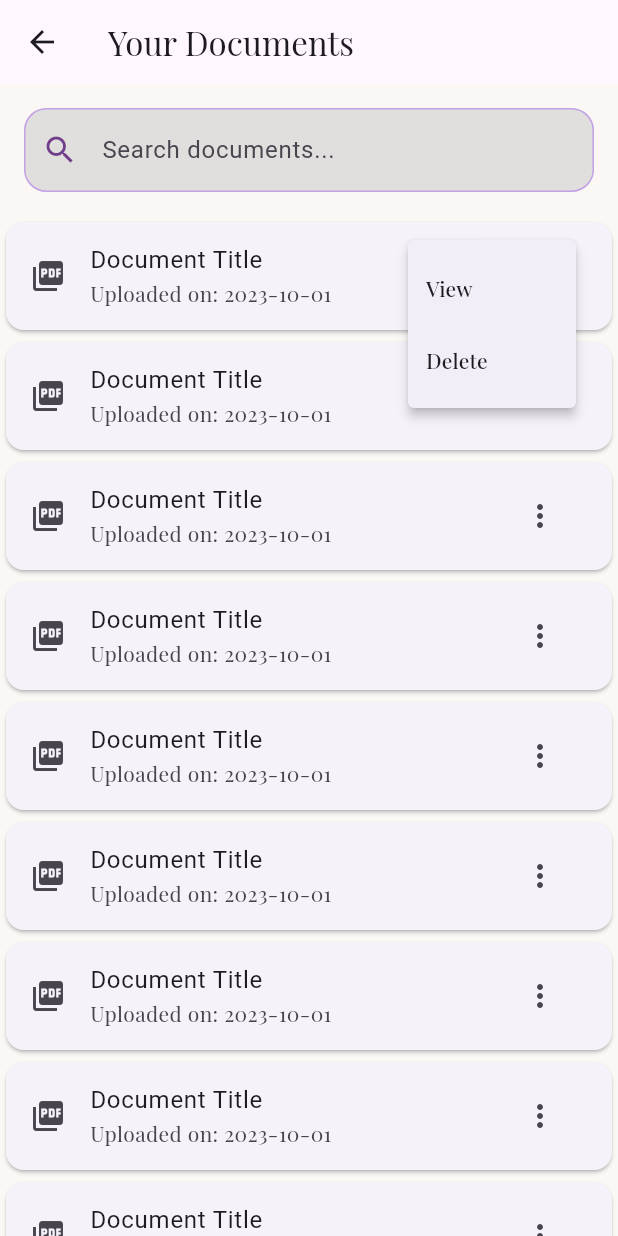
After one commit to Alan21303/Healing-Bloom, a Flutter app: the DocumentListScreen screen opened directly, after a tap on the "more vert" icon, on a phone screen of 412 x 824 dp. The commit adds this screen. Run offline on Flutter 3.47's test engine with Material 3 defaults, Android fonts, the phone set to English and light mode, and no system bars; our stand-ins replace google_fonts, image_picker.

Commit message:
before changing the document section

```diff
--- /dev/null
+++ b/lib/screens/documents/document_list.dart
@@ -0,0 +1,73 @@
+import 'package:flutter/material.dart';
+
+class DocumentListScreen extends StatelessWidget {
+  const DocumentListScreen({super.key});
+
+  @override
+  Widget build(BuildContext context) {
+    return Scaffold(
+      appBar: AppBar(
+        title: Text('Your Documents'),
+      ),
+      body: Column(
+        children: [
+          Padding(
+            padding: const EdgeInsets.all(16.0),
+            child: TextField(
+              decoration: InputDecoration(
+                hintText: 'Search documents...',
+                border: OutlineInputBorder(),
+                prefixIcon: Icon(Icons.search),
+              ),
+            ),
+          ),
+          Expanded(
+            child: ListView.builder(
+              itemCount: 10, // Replace with actual document count
+              itemBuilder: (context, index) {
+                return DocumentCard();
+              },
+            ),
+          ),
+        ],
+      ),
+    );
+  }
+}
+
+class DocumentCard extends StatelessWidget {
+  @override
+  Widget build(BuildContext context) {
+    return Card(
+      child: ListTile(
+        leading: Icon(Icons.picture_as_pdf), // Change based on file type
+        title: Text('Document Title'),
+        subtitle: Text('Uploaded on: 2023-10-01'),
+        trailing: PopupMenuButton(
+          icon: Icon(Icons.more_vert),
+          itemBuilder: (context) => [
+            PopupMenuItem(
+              child: Text('View'),
+              value: 'view',
+            ),
+            PopupMenuItem(
+              child: Text('Delete'),
+              value: 'delete',
+            ),
+          ],
+          onSelected: (value) {
+            if (value == 'view') {
+              // Navigate to detailed document view
+              Navigator.push(
+                context,
+                MaterialPageRoute(builder: (context) => DocumentDetailsScreen()),
+              );
+            } else if (value == 'delete') {
+              // Logic to delete the document
+            }
+          },
+        ),
+      ),
+    );
+  }
+}
--- a/lib/screens/shopping/shopping.dart
+++ b/lib/screens/shopping/shopping.dart
@@ -25,7 +25,7 @@ class ShoppingScreen extends StatelessWidget {
               padding: const EdgeInsets.all(16.0),
               child: Text(
                 'Welcome to Healing Bloom Pharmacy – Trusted Skincare Solutions',
-                style: Theme.of(context).textTheme.headline5?.copyWith(color: Colors.purple),
+                style: Theme.of(context).textTheme.headlineSmall?.copyWith(color: Colors.purple),
                 textAlign: TextAlign.center,
               ),
             ),
@@ -93,7 +93,7 @@ class FeaturedMedicinesSection extends StatelessWidget {
       child: Column(
         crossAxisAlignment: CrossAxisAlignment.start,
         children: [
-          Text('Featured Medicines', style: Theme.of(context).textTheme.headline5),
+          Text('Featured Medicines', style: Theme.of(context).textTheme.headlineSmall),
           SizedBox(height: 10),
           MedicineCard(),
           MedicineCard(),
@@ -128,7 +128,7 @@ class VerifiedVendorsSection extends StatelessWidget {
       child: Column(
         crossAxisAlignment: CrossAxisAlignment.start,
         children: [
-          Text('Verified Vendors', style: Theme.of(context).textTheme.headline5),
+          Text('Verified Vendors', style: Theme.of(context).textTheme.headlineSmall),
           SizedBox(height: 10),
           VendorCard(),
           VendorCard(),
```
Also changed, not shown: lib/screens/auth/sign_in_screen.dart (+1 -11 lines), lib/screens/documents/document_details.dart (added, +46 -0 lines), lib/screens/shopping/wishlist.dart (added, +40 -0 lines).
